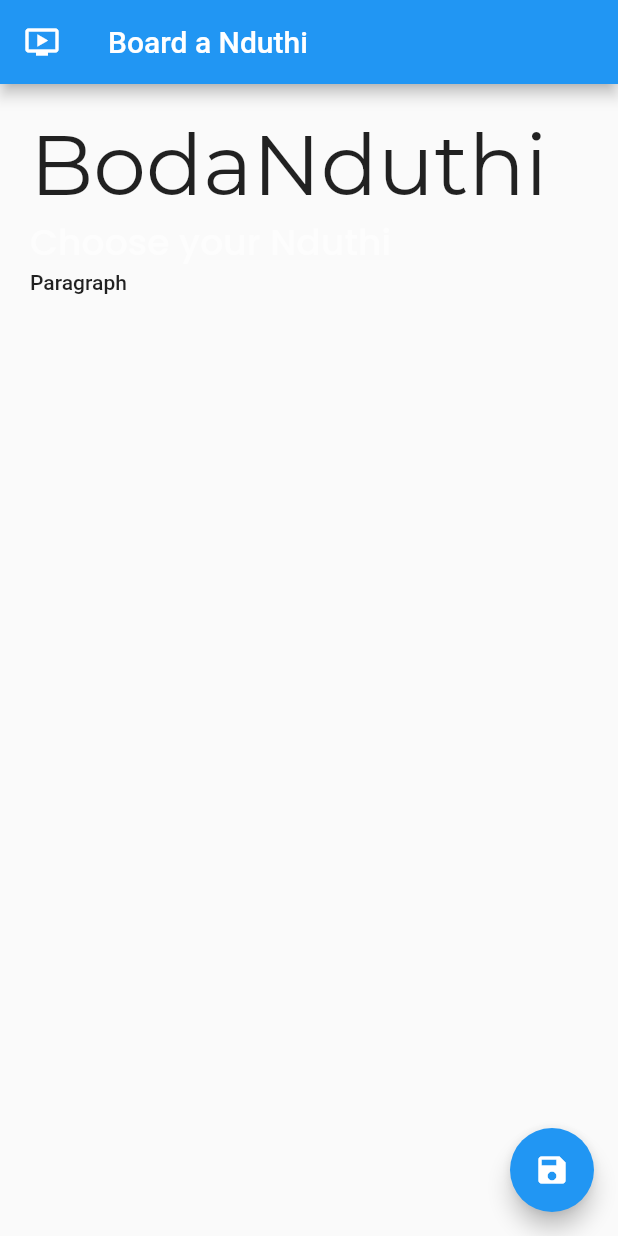
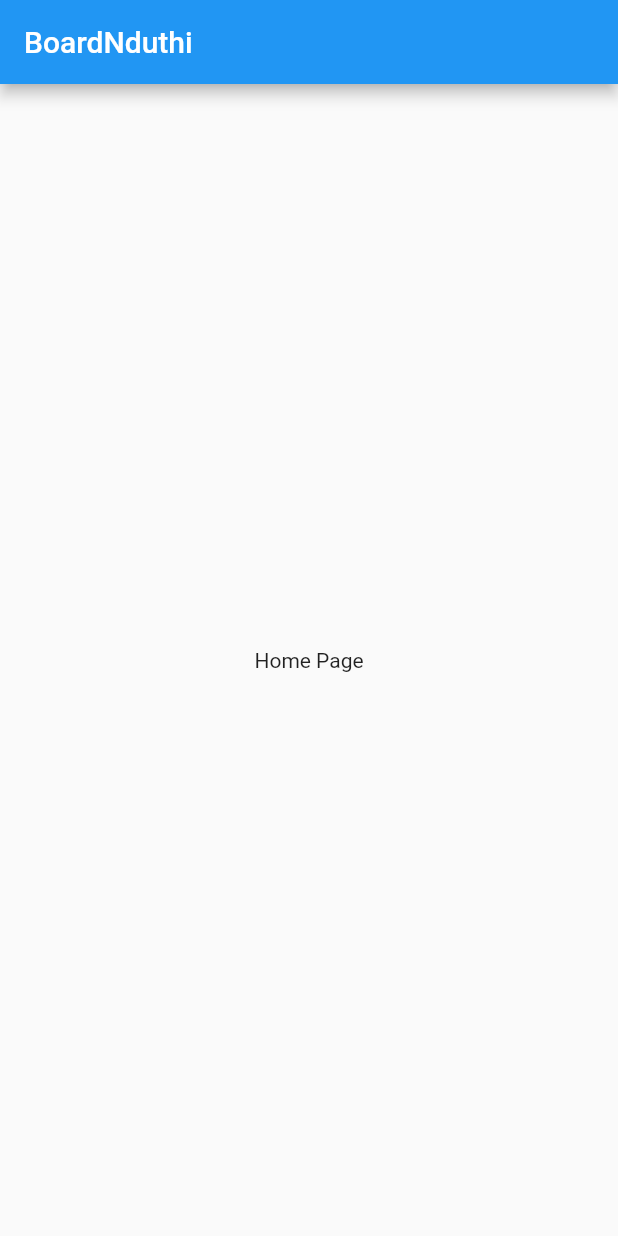
Before and after one commit to Sokojiji/bike, a Flutter app: the screen it shows after launch, on a phone screen of 412 x 824 dp. Run offline on Flutter 3.47's test engine with Material 2 defaults, Android fonts, the phone set to English and light mode, and no system bars; our stand-ins replace google_fonts.

Commit message:
Home page & new logo

```diff
--- a/lib/main.dart
+++ b/lib/main.dart
@@ -25,26 +25,10 @@ class AppHome extends StatelessWidget{
   Widget build(BuildContext context) {
     // TODO: implement build
     return Scaffold(
-      appBar: AppBar(title: const Text("Board a Nduthi"),
-        leading: const Icon(Icons.ondemand_video),),
-      floatingActionButton: FloatingActionButton(
-        child: const Icon(Icons.save),
-        onPressed: () {},
-      ),
-      body: Padding(
-          padding: const EdgeInsets.all(20.0),
-          child: ListView(
-            children: [
-              Text("BodaNduthi",
-                style: Theme.of(context).textTheme.headline2,),
-              Text("Choose your Nduthi",
-                style: Theme.of(context).textTheme.subtitle2,),
-              Text("Paragraph",
-                style: Theme.of(context).textTheme.bodyText1,),
+      appBar: AppBar(title: const Text("BoardNduthi")),
+      body: const Center(child: Text("Home Page")),
 
-            ],
-          )
-      ),
+
     );
   }
 }
--- a/lib/src/utils/theme/theme.dart
+++ b/lib/src/utils/theme/theme.dart
@@ -5,16 +5,23 @@ class BAppTheme{
 
   BAppTheme._();
 
-  static ThemeData lightTheme = ThemeData (
+  static ThemeData lightTheme = ThemeData(
+      primarySwatch: Colors.blue,
       brightness: Brightness.light,
       textTheme: BTextTheme.LightTextTheme,
+    appBarTheme: AppBarTheme(),
+      floatingActionButtonTheme: FloatingActionButtonThemeData(),
       elevatedButtonTheme: ElevatedButtonThemeData(style: ElevatedButton.styleFrom()),
 
   );
 
   static ThemeData darkTheme = ThemeData(
+    primarySwatch: Colors.blue,
     brightness: Brightness.dark,
     textTheme:  BTextTheme.darkTextTheme,
+    appBarTheme: AppBarTheme(),
+    floatingActionButtonTheme: FloatingActionButtonThemeData(),
+    elevatedButtonTheme: ElevatedButtonThemeData(style: ElevatedButton.styleFrom()),
   );
 
 }
--- a/pubspec.yaml
+++ b/pubspec.yaml
@@ -15,6 +15,7 @@ dependencies:
   google: ^0.0.1
   google_fonts: ^4.0.3
   flutter_native_splash: ^2.2.19
+  create: ^0.1.1
 
 dev_dependencies:
   flutter_test:
@@ -24,8 +25,8 @@ dev_dependencies:
 flutter_native_splash:
   color: "#f7f6f1"
   dark_color: "#272727"
-  image: assets/images/bodanduthilogo.jpg
-  image_dark: assets/images/bodanduthilogo.jpg
+  image: assets/images/bodanduthil.png
+  image_dark: assets/images/bodanduthil.png
 
 
 flutter:
```
Also changed, not shown: pubspec.lock.
